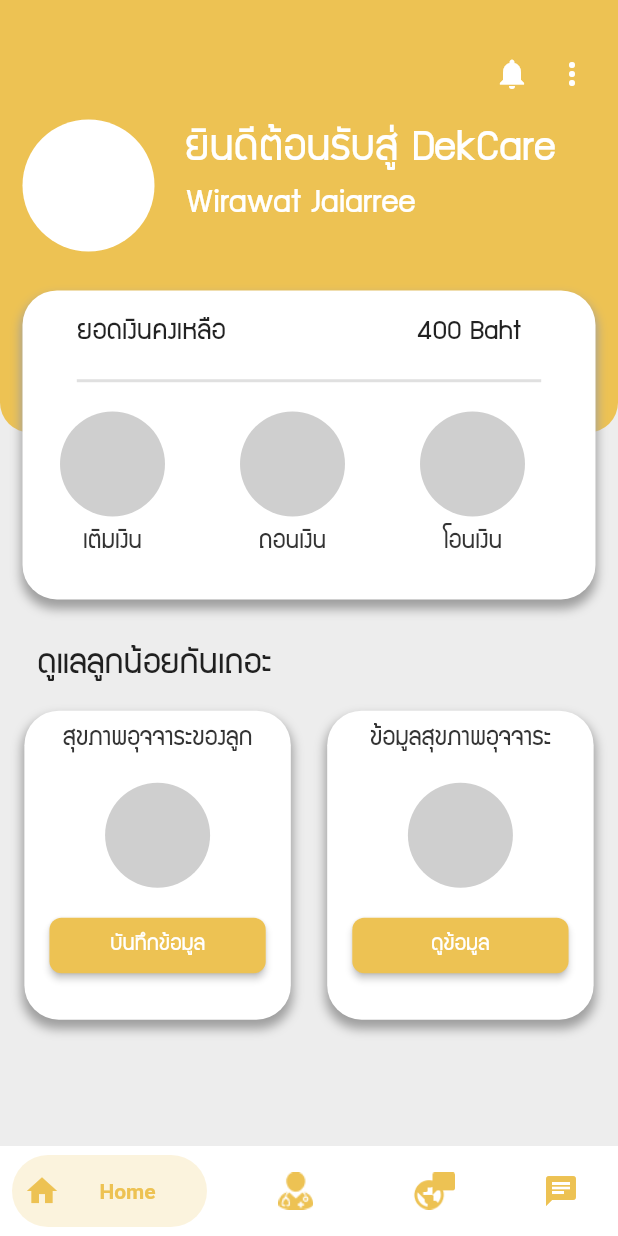
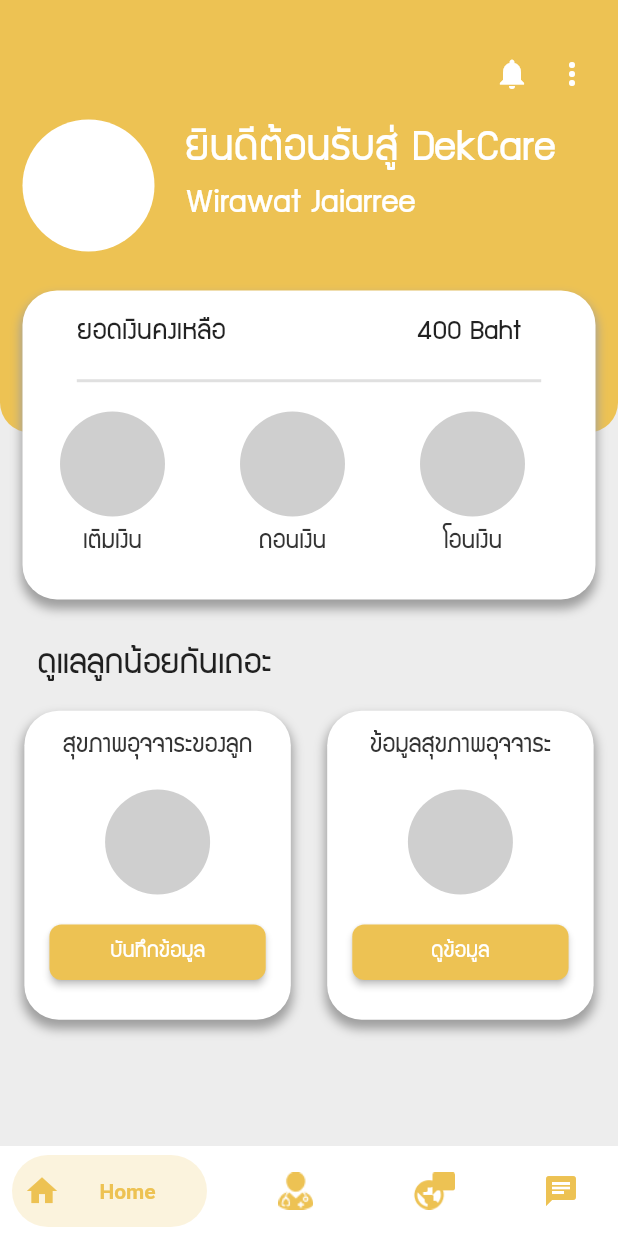
Before and after one commit to int-pro-2/dekcare-frontend, a Flutter app: the Landing screen opened directly, on a phone screen of 412 x 824 dp. Run offline on Flutter 3.47's test engine with Material 2 defaults, Android fonts, the phone set to English and light mode, and no system bars; drawn by our look-alikes of bottom_navy_bar.

Commit message:
[UPDATE] cardKids

```diff
--- a/lib/Components/Card.dart
+++ b/lib/Components/Card.dart
@@ -31,9 +31,7 @@
                   ]),
               child: Column(
                 children: [
-                  SizedBox(
-                    height: 12,
-                  ),
+                  SizedBox(height: height * 0.02),
                   Container(
                     child: Text(
                       title,
```
Also changed, not shown: lib/Screens/chat.dart (+9 -7 lines).
